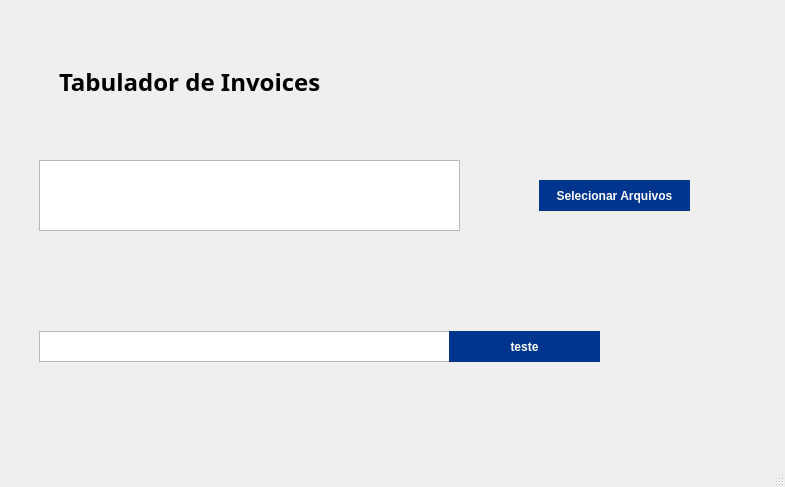
First picture: the form in layout.ui, repository finpama/RelatorioInvoices, before the edit.
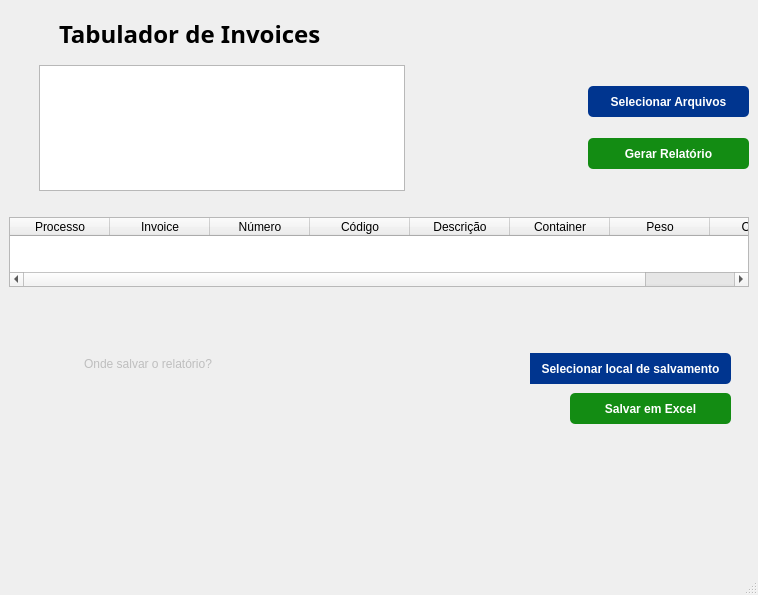
Second picture: the form after the edit.

Commit message: Criação do layout

The edit to the form file:
```diff
--- a/layout.ui
+++ b/layout.ui
@@ -6,14 +6,32 @@
    <rect>
     <x>0</x>
     <y>0</y>
-    <width>785</width>
-    <height>487</height>
+    <width>758</width>
+    <height>595</height>
    </rect>
   </property>
+  <property name="sizePolicy">
+   <sizepolicy hsizetype="Minimum" vsizetype="Minimum">
+    <horstretch>0</horstretch>
+    <verstretch>0</verstretch>
+   </sizepolicy>
+  </property>
+  <property name="minimumSize">
+   <size>
+    <width>119</width>
+    <height>56</height>
+   </size>
+  </property>
   <property name="windowTitle">
    <string>Tabelador de Invoices</string>
   </property>
   <widget class="QWidget" name="centralwidget">
+   <property name="minimumSize">
+    <size>
+     <width>33</width>
+     <height>0</height>
+    </size>
+   </property>
    <property name="layoutDirection">
     <enum>Qt::LeftToRight</enum>
    </property>
@@ -22,14 +40,26 @@
      <layout class="QGridLayout" name="gridLayout">
       <item row="2" column="0">
        <layout class="QHBoxLayout" name="horizontalLayout">
+        <property name="spacing">
+         <number>0</number>
+        </property>
         <property name="leftMargin">
          <number>50</number>
         </property>
         <property name="rightMargin">
          <number>0</number>
         </property>
+        <property name="bottomMargin">
+         <number>0</number>
+        </property>
         <item>
          <widget class="QLabel" name="label">
+          <property name="maximumSize">
+           <size>
+            <width>16777215</width>
+            <height>50</height>
+           </size>
+          </property>
           <property name="font">
            <font>
             <family>Yu Gothic UI Semibold</family>
@@ -44,93 +74,330 @@
         </item>
        </layout>
       </item>
-      <item row="3" column="0">
+      <item row="4" column="0">
        <layout class="QHBoxLayout" name="horizontalLayout_3">
+        <property name="spacing">
+         <number>0</number>
+        </property>
+        <property name="sizeConstraint">
+         <enum>QLayout::SetFixedSize</enum>
+        </property>
         <property name="leftMargin">
          <number>30</number>
         </property>
         <item>
-         <widget class="QWidget" name="widget" native="true">
-          <widget class="QPushButton" name="pushButton">
-           <property name="geometry">
-            <rect>
-             <x>500</x>
-             <y>20</y>
-             <width>151</width>
-             <height>31</height>
-            </rect>
-           </property>
-           <property name="styleSheet">
-            <string notr="true">border: none;
-top-right-radius: 50px;
-background-color: #00358F;
-font-weight: bold;
-color: white;</string>
-           </property>
-           <property name="text">
-            <string>Selecionar Arquivos</string>
-           </property>
-          </widget>
-          <widget class="QListWidget" name="listWidget">
-           <property name="geometry">
-            <rect>
-             <x>0</x>
-             <y>0</y>
-             <width>421</width>
-             <height>71</height>
-            </rect>
-           </property>
-          </widget>
+         <widget class="QListWidget" name="listWidget">
+          <property name="sizePolicy">
+           <sizepolicy hsizetype="Maximum" vsizetype="Preferred">
+            <horstretch>0</horstretch>
+            <verstretch>0</verstretch>
+           </sizepolicy>
+          </property>
+          <property name="minimumSize">
+           <size>
+            <width>366</width>
+            <height>126</height>
+           </size>
+          </property>
+          <property name="maximumSize">
+           <size>
+            <width>16777215</width>
+            <height>500</height>
+           </size>
+          </property>
          </widget>
         </item>
+        <item>
+         <layout class="QGridLayout" name="gridLayout_2">
+          <property name="sizeConstraint">
+           <enum>QLayout::SetFixedSize</enum>
+          </property>
+          <item row="1" column="0">
+           <widget class="QWidget" name="widget" native="true">
+            <property name="sizePolicy">
+             <sizepolicy hsizetype="Expanding" vsizetype="Preferred">
+              <horstretch>0</horstretch>
+              <verstretch>0</verstretch>
+             </sizepolicy>
+            </property>
+           </widget>
+          </item>
+          <item row="0" column="0">
+           <widget class="QWidget" name="widget_3" native="true">
+            <property name="sizePolicy">
+             <sizepolicy hsizetype="Expanding" vsizetype="Preferred">
+              <horstretch>0</horstretch>
+              <verstretch>0</verstretch>
+             </sizepolicy>
+            </property>
+           </widget>
+          </item>
+          <item row="0" column="1">
+           <widget class="QPushButton" name="pushButton">
+            <property name="sizePolicy">
+             <sizepolicy hsizetype="MinimumExpanding" vsizetype="Preferred">
+              <horstretch>0</horstretch>
+              <verstretch>0</verstretch>
+             </sizepolicy>
+            </property>
+            <property name="maximumSize">
+             <size>
+              <width>161</width>
+              <height>31</height>
+             </size>
+            </property>
+            <property name="cursor">
+             <cursorShape>PointingHandCursor</cursorShape>
+            </property>
+            <property name="styleSheet">
+             <string notr="true">border-radius: 5px;
+
+
+background-color: #00358F;
+font-weight: bold;
+color: white;</string>
+            </property>
+            <property name="text">
+             <string>Selecionar Arquivos</string>
+            </property>
+           </widget>
+          </item>
+          <item row="1" column="1">
+           <widget class="QPushButton" name="pushButton_6">
+            <property name="sizePolicy">
+             <sizepolicy hsizetype="Preferred" vsizetype="Preferred">
+              <horstretch>0</horstretch>
+              <verstretch>0</verstretch>
+             </sizepolicy>
+            </property>
+            <property name="minimumSize">
+             <size>
+              <width>27</width>
+              <height>0</height>
+             </size>
+            </property>
+            <property name="maximumSize">
+             <size>
+              <width>161</width>
+              <height>31</height>
+             </size>
+            </property>
+            <property name="cursor">
+             <cursorShape>PointingHandCursor</cursorShape>
+            </property>
+            <property name="styleSheet">
+             <string notr="true">border-radius: 5px;
+
+
+background-color: rgb(19, 140, 19);
+font-weight: bold;
+color: white;</string>
+            </property>
+            <property name="text">
+             <string>Gerar Relatório</string>
+            </property>
+           </widget>
+          </item>
+         </layout>
+        </item>
        </layout>
       </item>
       <item row="6" column="0">
-       <layout class="QHBoxLayout" name="horizontalLayout_6"/>
+       <layout class="QHBoxLayout" name="horizontalLayout_5">
+        <item>
+         <widget class="QTableWidget" name="tableWidget">
+          <property name="sizePolicy">
+           <sizepolicy hsizetype="MinimumExpanding" vsizetype="Maximum">
+            <horstretch>0</horstretch>
+            <verstretch>0</verstretch>
+           </sizepolicy>
+          </property>
+          <property name="minimumSize">
+           <size>
+            <width>0</width>
+            <height>24</height>
+           </size>
+          </property>
+          <property name="sizeAdjustPolicy">
+           <enum>QAbstractScrollArea::AdjustToContents</enum>
+          </property>
+          <column>
+           <property name="text">
+            <string>Processo</string>
+           </property>
+          </column>
+          <column>
+           <property name="text">
+            <string>Invoice</string>
+           </property>
+          </column>
+          <column>
+           <property name="text">
+            <string>Número</string>
+           </property>
+          </column>
+          <column>
+           <property name="text">
+            <string>Código</string>
+           </property>
+          </column>
+          <column>
+           <property name="text">
+            <string>Descrição</string>
+           </property>
+          </column>
+          <column>
+           <property name="text">
+            <string>Container</string>
+           </property>
+          </column>
+          <column>
+           <property name="text">
+            <string>Peso</string>
+           </property>
+          </column>
+          <column>
+           <property name="text">
+            <string>Caixas</string>
+           </property>
+          </column>
+         </widget>
+        </item>
+       </layout>
       </item>
-      <item row="5" column="0">
-       <layout class="QHBoxLayout" name="horizontalLayout_5"/>
-      </item>
-      <item row="4" column="0">
-       <layout class="QHBoxLayout" name="horizontalLayout_4">
+      <item row="8" column="0">
+       <layout class="QHBoxLayout" name="horizontalLayout_7">
         <item>
          <widget class="QWidget" name="widget_2" native="true">
-          <widget class="QPlainTextEdit" name="plainTextEdit">
+          <property name="sizePolicy">
+           <sizepolicy hsizetype="Expanding" vsizetype="Minimum">
+            <horstretch>0</horstretch>
+            <verstretch>0</verstretch>
+           </sizepolicy>
+          </property>
+         </widget>
+        </item>
+        <item>
+         <widget class="QWidget" name="widget_5" native="true">
+          <property name="sizePolicy">
+           <sizepolicy hsizetype="Fixed" vsizetype="Preferred">
+            <horstretch>0</horstretch>
+            <verstretch>0</verstretch>
+           </sizepolicy>
+          </property>
+          <property name="minimumSize">
+           <size>
+            <width>709</width>
+            <height>0</height>
+           </size>
+          </property>
+          <widget class="QPushButton" name="pushButton_5">
            <property name="geometry">
             <rect>
-             <x>30</x>
-             <y>20</y>
-             <width>411</width>
+             <x>530</x>
+             <y>50</y>
+             <width>161</width>
              <height>31</height>
             </rect>
            </property>
+           <property name="cursor">
+            <cursorShape>PointingHandCursor</cursorShape>
+           </property>
+           <property name="styleSheet">
+            <string notr="true">border-radius: 5px;
+
+
+background-color: rgb(19, 140, 19);
+font-weight: bold;
+color: white;</string>
+           </property>
+           <property name="text">
+            <string>Salvar em Excel</string>
+           </property>
           </widget>
           <widget class="QPushButton" name="pushButton_2">
            <property name="geometry">
             <rect>
-             <x>440</x>
-             <y>20</y>
-             <width>151</width>
+             <x>490</x>
+             <y>10</y>
+             <width>201</width>
              <height>31</height>
             </rect>
            </property>
            <property name="styleSheet">
-            <string notr="true">border: none;
-top-right-radius: 50px;
+            <string notr="true">border-top-right-radius: 5px;
+border-bottom-right-radius: 5px;
+border-bottom-left-radius: 0px;
+border-top-left-radius: 0px;
+
+
+
 background-color: #00358F;
 font-weight: bold;
 color: white;</string>
            </property>
            <property name="text">
-            <string>teste</string>
+            <string>Selecionar local de salvamento</string>
            </property>
           </widget>
+          <widget class="QPlainTextEdit" name="plainTextEdit">
+           <property name="enabled">
+            <bool>false</bool>
+           </property>
+           <property name="geometry">
+            <rect>
+             <x>40</x>
+             <y>10</y>
+             <width>461</width>
+             <height>31</height>
+            </rect>
+           </property>
+           <property name="whatsThis">
+            <string/>
+           </property>
+           <property name="styleSheet">
+            <string notr="true">border-top-right-radius: 0px;
+border-bottom-right-radius: 0px;
+border-bottom-left-radius: 5px;
+border-top-left-radius: 5px;
+</string>
+           </property>
+           <property name="plainText">
+            <string>Onde salvar o relatório?</string>
+           </property>
+          </widget>
+          <zorder>pushButton_5</zorder>
+          <zorder>plainTextEdit</zorder>
+          <zorder>pushButton_2</zorder>
          </widget>
         </item>
        </layout>
       </item>
       <item row="7" column="0">
-       <layout class="QHBoxLayout" name="horizontalLayout_7"/>
+       <spacer name="horizontalSpacer">
+        <property name="orientation">
+         <enum>Qt::Horizontal</enum>
+        </property>
+        <property name="sizeHint" stdset="0">
+         <size>
+          <width>40</width>
+          <height>50</height>
+         </size>
+        </property>
+       </spacer>
+      </item>
+      <item row="5" column="0">
+       <spacer name="horizontalSpacer_2">
+        <property name="orientation">
+         <enum>Qt::Horizontal</enum>
+        </property>
+        <property name="sizeHint" stdset="0">
+         <size>
+          <width>40</width>
+          <height>20</height>
+         </size>
+        </property>
+       </spacer>
       </item>
      </layout>
     </item>
```
Left out of the diff: 10 changed lines with no effect on the pictures. The commit also changes 2 other files.
